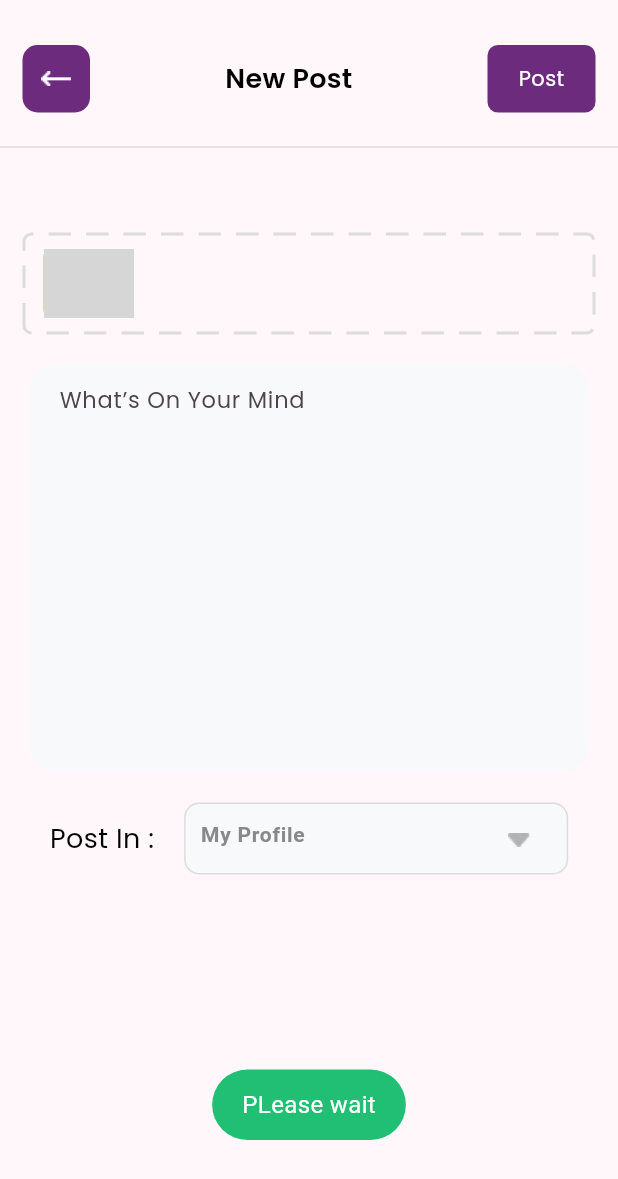
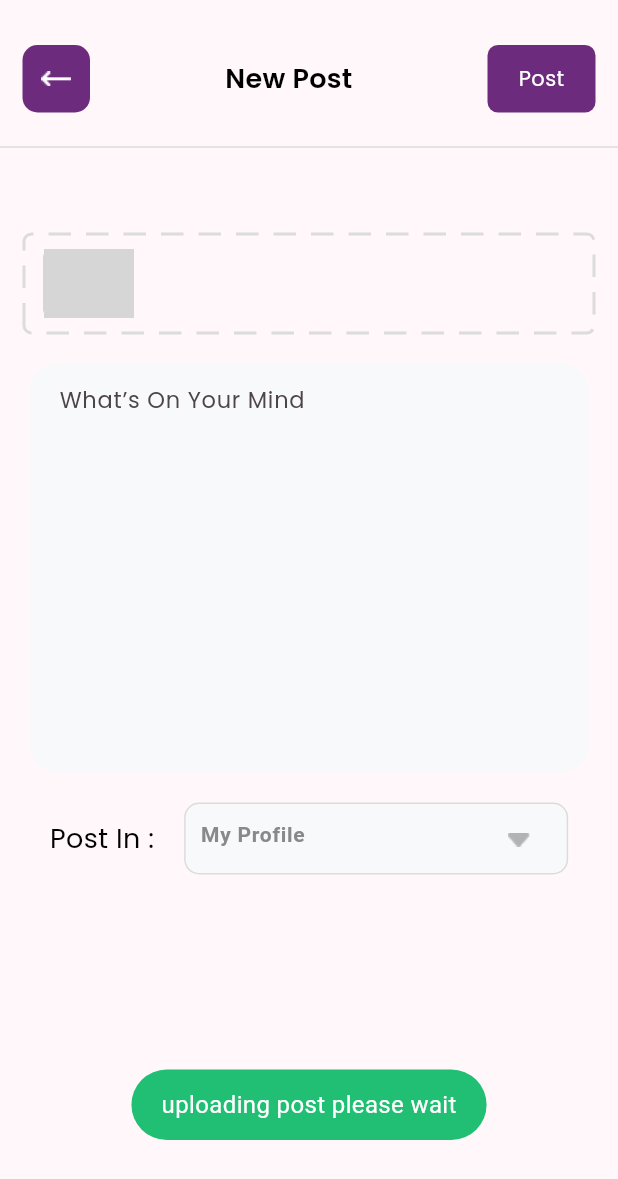
Before and after one commit to syscomatic-tech/Basileia_flutter, a Flutter app: the PostOnFeed_1 screen opened directly, after a tap on "Post", on a phone screen of 412 x 824 dp. Shown: the top 1179 px of the screen. Run offline on Flutter 3.47's test engine with Material 3 defaults, Android fonts, the phone set to English and light mode, and no system bars; drawn by our look-alikes of dotted_border; our stand-ins replace cloud_firestore, firebase_core, flutter_slidable, fluttertoast, get, grouped_list and 3 more; accounts and stored records are empty; grey boxes are pictures that could not be loaded.

Commit message:
changed things

```diff
--- a/lib/Screen/postOnFeed_1.dart
+++ b/lib/Screen/postOnFeed_1.dart
@@ -17,7 +17,7 @@ class PostOnFeed_1 extends StatelessWidget {
   final TabsController controller_1 = Get.put(TabsController());
   final ImagePick imagePick = Get.put(ImagePick());
   final _controller = TextEditingController();
-
+  int count = 0;
   @override
   Widget build(BuildContext context) {
     return Scaffold(
@@ -41,18 +41,28 @@ class PostOnFeed_1 extends StatelessWidget {
                       Width: 72,
                       Height: 45,
                       onTap: () async {
-                        SuccessToast('PLease wait');
+                        SocialClient scl_cl = SocialClient();
+
+                        if (count < 1) {
+                          SuccessToast("uploading post please wait");
                           if (_controller.text.isNotEmpty) {
-                          SocialClient scl_cl = SocialClient();
                             await scl_cl.upload_post(
-                              imagePick.imagePath.toString(), _controller.text);
+                                imagePick.imagePath.toString(),
+                                _controller.text);
                           } else {
-                          SocialClient scl_cl = SocialClient();
                             await scl_cl.upload_post(
                                 imagePick.imagePath.toString(), "");
                           }
                           SuccessToast("post uploaded");
+
                           Get.to(() => HomeFeedScreen());
+                        } else if (count > 5) {
+                          SuccessToast("be patient please");
+                        } else {
+                          SuccessToast(
+                              "Post is being uploaded. Sit tight and wait please.");
+                        }
+                        count += 1;
                       },
                       text: 'Post'),
                 ],
```
Lines whose indentation alone changed are shown as unchanged.
